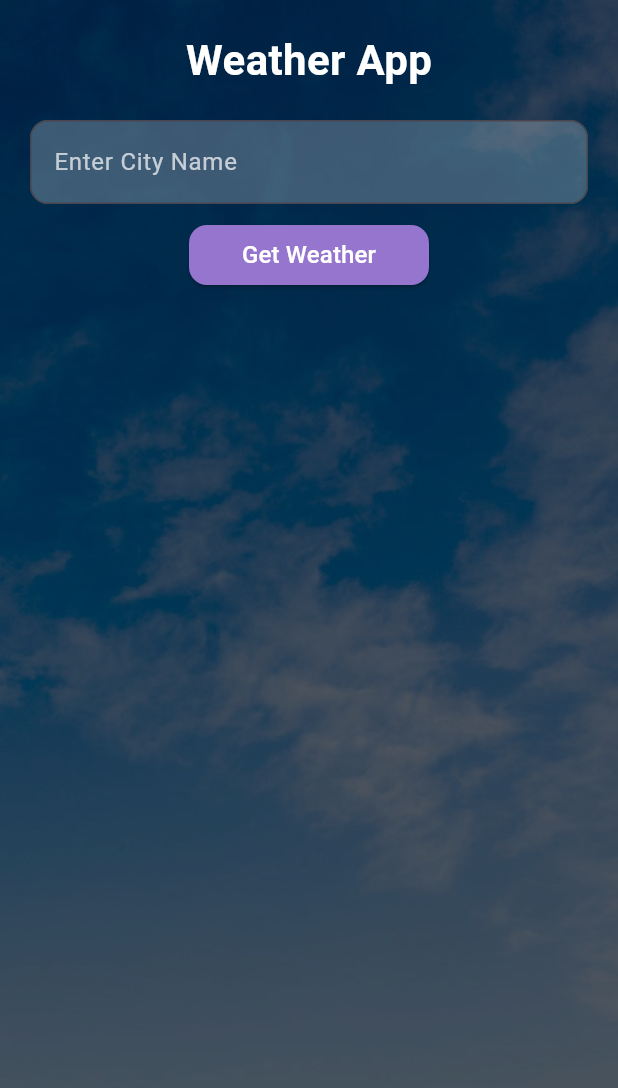
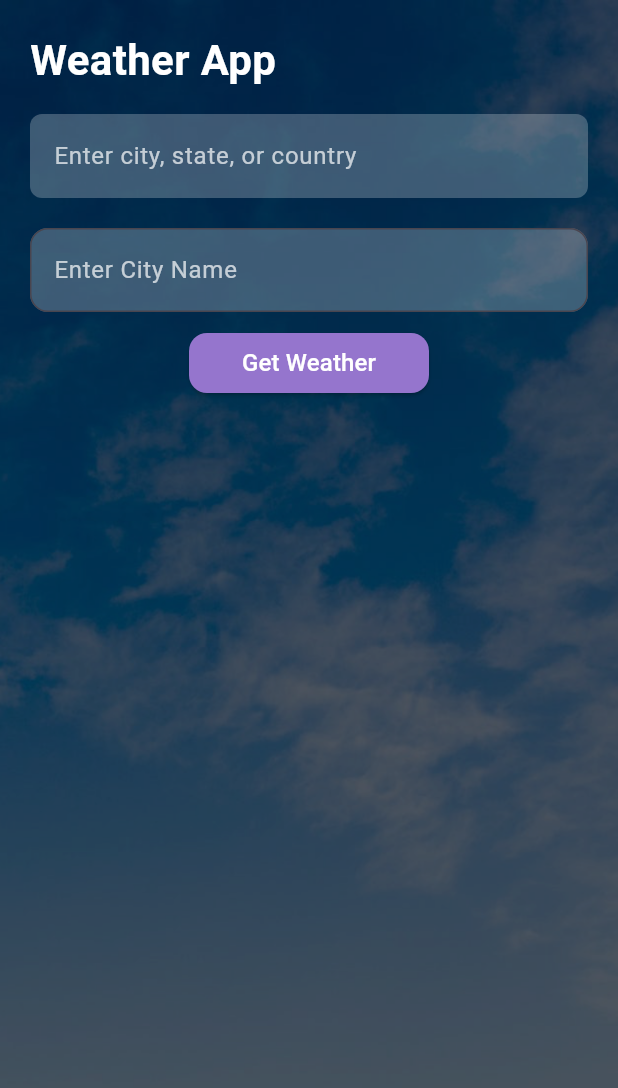
Before and after one commit to Pravajya22/weather_app_flutter_poc, a Flutter app: the screen it shows after launch, on a phone screen of 412 x 824 dp. Shown: the top 1088 px of the screen. Run offline on Flutter 3.47's test engine with Material 3 defaults, Android fonts, the phone set to English and light mode, and no system bars.

Commit message:
Update lib/presentation/widgets/top_section.dart
Co-authored-by: Copilot <175728472+Copilot@users.noreply.github.com>

```diff
--- a/lib/presentation/widgets/top_section.dart
+++ b/lib/presentation/widgets/top_section.dart
@@ -5,13 +5,32 @@ class TopSection extends StatelessWidget {
 
   @override
   Widget build(BuildContext context) {
-    return const Text(
+    return Column(
+      crossAxisAlignment: CrossAxisAlignment.start,
+      children: [
+        const Text(
           'Weather App',
           style: TextStyle(
             fontSize: 28,
             fontWeight: FontWeight.bold,
             color: Colors.white,
           ),
+        ),
+        const SizedBox(height: 16),
+        TextField(
+          decoration: InputDecoration(
+            hintText: 'Enter city, state, or country',
+            hintStyle: TextStyle(color: Colors.white70),
+            filled: true,
+            fillColor: Colors.white24,
+            border: OutlineInputBorder(
+              borderRadius: BorderRadius.all(Radius.circular(8)),
+              borderSide: BorderSide.none,
+            ),
+          ),
+          style: const TextStyle(color: Colors.white),
+        ),
+      ],
     );
   }
 }
```
Lines whose indentation alone changed are shown as unchanged.
